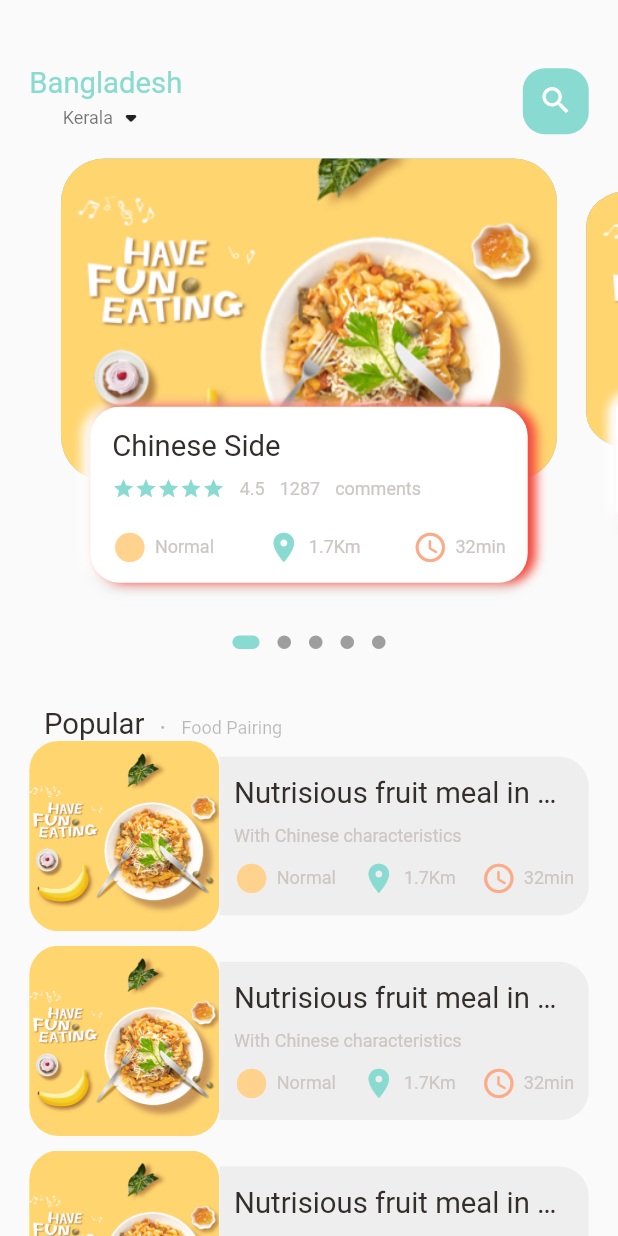
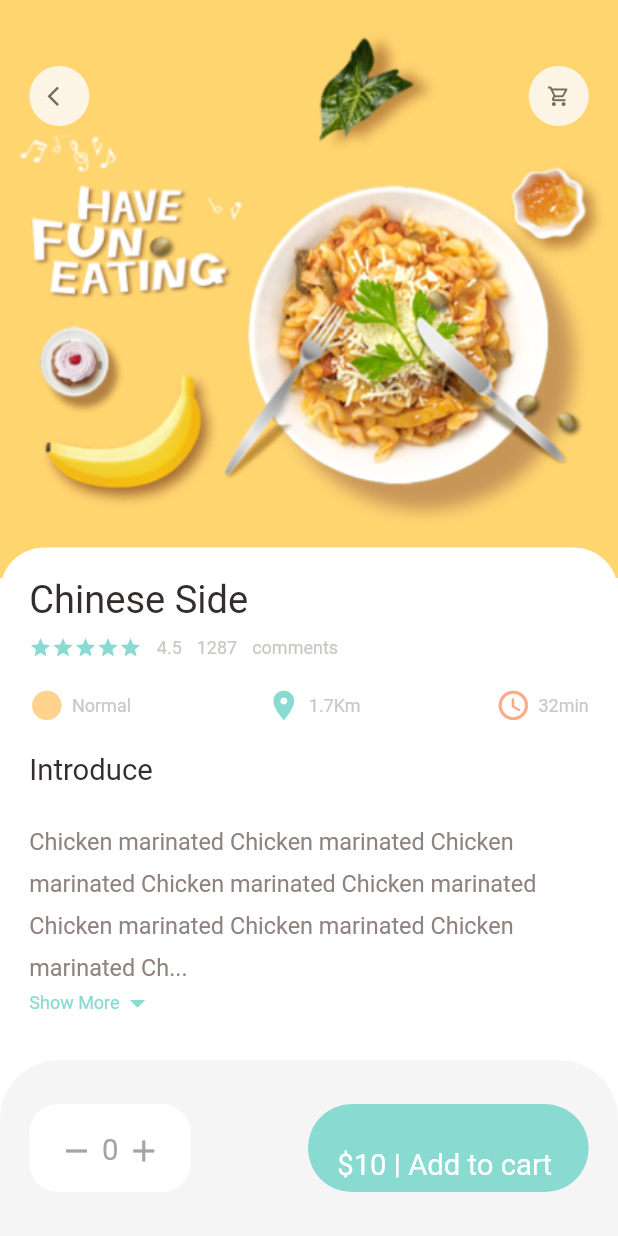
Before and after one commit to harshansaligramath/Flutter_Food_Delivery_App, a Flutter app: the screen it shows after launch, on a phone screen of 412 x 824 dp. Run offline on Flutter 3.47's test engine with Material 2 defaults, Android fonts, the phone set to English and light mode, and no system bars; drawn by our look-alikes of dots_indicator; our stand-ins replace get.

Commit message:
popular food items page done

```diff
--- a/lib/main.dart
+++ b/lib/main.dart
@@ -1,4 +1,5 @@
 import 'package:flutter/material.dart';
+import 'package:food_delivery_android_app/pages/food/popular_food_detail.dart';
 import 'package:food_delivery_android_app/pages/home/main_food_page.dart';
 import 'package:get/get.dart';
 
@@ -18,7 +19,8 @@ class MyApp extends StatelessWidget {
       theme: ThemeData(
         primarySwatch: Colors.blue,
       ),
-      home: const MainFoodPage(),
+      // home: const MainFoodPage(),
+      home: const PopularFoodDetail(),
     );
   }
 }
--- a/lib/pages/food/popular_food_detail.dart
+++ b/lib/pages/food/popular_food_detail.dart
@@ -0,0 +1,149 @@
+import 'package:flutter/material.dart';
+import 'package:food_delivery_android_app/utils/colors.dart';
+import 'package:food_delivery_android_app/utils/dimensions.dart';
+import 'package:food_delivery_android_app/widgets/app_column.dart';
+import 'package:food_delivery_android_app/widgets/app_icon.dart';
+import 'package:food_delivery_android_app/widgets/big_text.dart';
+import 'package:food_delivery_android_app/widgets/expandable_text_widget.dart';
+import 'package:food_delivery_android_app/widgets/icon_and_text_widget.dart';
+import 'package:food_delivery_android_app/widgets/small_text.dart';
+
+class PopularFoodDetail extends StatelessWidget {
+  const PopularFoodDetail({Key? key}) : super(key: key);
+
+  @override
+  Widget build(BuildContext context) {
+    return Scaffold(
+      backgroundColor: Colors.white,
+      body: Stack(
+        children: [
+          //background image
+          Positioned(
+            left: 0,
+            right: 0,
+            child: Container(
+              width: double.maxFinite,
+              height: Dimensions.popularFoodImgSize,
+              decoration: BoxDecoration(
+                  image: DecorationImage(
+                      fit: BoxFit.cover,
+                      image: AssetImage("assets/image/food0.png"))),
+            ),
+          ),
+         //two icons
+          Positioned(
+            top: Dimensions.height45,
+            left: Dimensions.width20,
+            right: Dimensions.width20,
+            child: Row(
+              mainAxisAlignment: MainAxisAlignment.spaceBetween,
+              children: [
+                AppIcon(icon: Icons.arrow_back_ios),
+                AppIcon(icon: Icons.shopping_cart_outlined)
+              ],
+            ),
+          ),
+         //introduction section
+          Positioned(
+            left: 0,
+            right: 0,
+            bottom: 0,
+            top: Dimensions.popularFoodImgSize - 20,
+            child: Container(
+                padding: EdgeInsets.only(
+                    left: Dimensions.width20,
+                    right: Dimensions.width20,
+                    top: Dimensions.height20),
+                decoration: BoxDecoration(
+                    borderRadius: BorderRadius.only(
+                        topLeft: Radius.circular(Dimensions.radius30),
+                        topRight: Radius.circular(Dimensions.radius30)),
+                    color: Colors.white),
+                child: Column(
+                  crossAxisAlignment: CrossAxisAlignment.start,
+                  children: [
+                    AppColumn(text: "Chinese Side"),
+                    SizedBox(
+                      height: Dimensions.height20,
+                    ),
+                    BigText(text: "Introduce"),
+                    SizedBox(
+                      height: Dimensions.height20,
+                    ),
+                    Expanded(child: SingleChildScrollView(child: ExpandableTextWidget(text: "Chicken marinated Chicken marinated Chicken marinated Chicken marinated Chicken marinated Chicken marinated Chicken marinated Chicken marinated Chicken marinated Chicken marinated Chicken marinated Chicken marinated Chicken marinated Chicken marinated Chicken marinated Chicken marinatedChicken marinated Chicken marinated Chicken marinated Chicken marinated Chicken marinated Chicken marinated Chicken marinated Chicken marinated,another somethinghgea aghoai nragqaghH HTG GNURaqhHUGABGUGALHGREWUGSHishionriehoinherhdno;oseghe;ohgngeheo;highiog;jerneghikguiwgbvweug")))
+                  ],
+                ),
+                ),
+          ),
+
+
+        ],
+      ),
+      bottomNavigationBar: Container(
+        height: Dimensions. bottomHeightBar,
+        padding: EdgeInsets.only(
+            top: Dimensions.height30,
+            bottom: Dimensions.height30,
+            left: Dimensions.width20,
+            right: Dimensions.width20),
+        decoration: BoxDecoration(
+            color: Colors.grey[100],
+            borderRadius: BorderRadius.only(
+                topLeft: Radius.circular(Dimensions.radius20 * 2),
+                topRight: Radius.circular(Dimensions.radius20 * 2))),
+        child: Row(
+          mainAxisAlignment: MainAxisAlignment.spaceBetween,
+          children: [
+            Container(
+              padding: EdgeInsets.only(
+                  top: Dimensions.height20,
+                  bottom: Dimensions.height20,
+                  left: Dimensions.width20,
+                  right: Dimensions.width20),
+              decoration: BoxDecoration(
+                  borderRadius: BorderRadius.circular(Dimensions.radius20),
+                  color: Colors.white),
+              child: Row(
+                children: [
+                  Icon(
+                    Icons.remove,
+                    color: AppColors.signColor,
+                  ),
+                  SizedBox(
+                    width: Dimensions.width10 / 2,
+                  ),
+                  BigText(
+                    text: "0",
+                    color: AppColors.signColor,
+                  ),
+                  SizedBox(
+                    width: Dimensions.width10 / 2,
+                  ),
+                  Icon(
+                    Icons.add,
+                    color: AppColors.signColor,
+                  )
+                ],
+              ),
+            ),
+            Container(
+              padding: EdgeInsets.only(
+                  top: Dimensions.height30,
+                  bottom: Dimensions.height10,
+                  left: Dimensions.width20,
+                  right: Dimensions.width20),
+              child: BigText(
+                text: "\$10 | Add to cart ",
+                color: Colors.white,
+              ),
+              decoration: BoxDecoration(
+                borderRadius: BorderRadius.circular(Dimensions.radius30),
+                color: AppColors.mainColor,
+              ),
+            ),
+          ],
+        ),
+      ),
+    );
+  }
+}
--- a/lib/pages/home/food_page_body.dart
+++ b/lib/pages/home/food_page_body.dart
@@ -2,6 +2,7 @@ import 'package:dots_indicator/dots_indicator.dart';
 import 'package:flutter/material.dart';
 import 'package:food_delivery_android_app/utils/colors.dart';
 import 'package:food_delivery_android_app/utils/dimensions.dart';
+import 'package:food_delivery_android_app/widgets/app_column.dart';
 import 'package:food_delivery_android_app/widgets/big_text.dart';
 import 'package:food_delivery_android_app/widgets/icon_and_text_widget.dart';
 import 'package:food_delivery_android_app/widgets/small_text.dart';
@@ -117,7 +118,7 @@ class _FoodPageBodyState extends State<FoodPageBody> {
                           color: Colors.white38,
                           image: DecorationImage(
                             fit: BoxFit.cover,
-                            image: AssetImage("assets/image/food0.png"),
+                            image: AssetImage("assets/image/food1.png"),
                           )),
                     ),
                     Expanded(
@@ -245,61 +246,7 @@ class _FoodPageBodyState extends State<FoodPageBody> {
                     top: Dimensions.height15,
                     left: Dimensions.height15,
                     right: Dimensions.height15),
-                child: Column(
-                  crossAxisAlignment: CrossAxisAlignment.start,
-                  children: [
-                    BigText(text: "Chinese Side"),
-                    SizedBox(
-                      height: Dimensions.height10,
-                    ),
-                    Row(
-                      children: [
-                        Wrap(
-                          children: List.generate(
-                              5,
-                              (index) => Icon(
-                                    Icons.star,
-                                    color: AppColors.mainColor,
-                                    size: 15,
-                                  )),
-                        ),
-                        SizedBox(
-                          width: 10,
-                        ),
-                        SmallText(text: "4.5"),
-                        SizedBox(
-                          width: 10,
-                        ),
-                        SmallText(text: "1287"),
-                        SizedBox(
-                          width: 10,
-                        ),
-                        SmallText(text: "comments")
-                      ],
-                    ),
-                    SizedBox(
-                      height: Dimensions.height20,
-                    ),
-                    Row(
-                      mainAxisAlignment: MainAxisAlignment.spaceBetween,
-                      children: [
-                        IconAndTextWidget(
-                          icon: Icons.circle_sharp,
-                          text: "Normal",
-                          iconcolor: AppColors.iconColor1,
-                        ),
-                        IconAndTextWidget(
-                            icon: Icons.location_on,
-                            text: "1.7Km",
-                            iconcolor: AppColors.mainColor),
-                        IconAndTextWidget(
-                            icon: Icons.access_time_rounded,
-                            text: "32min",
-                            iconcolor: AppColors.iconColor2)
-                      ],
-                    )
-                  ],
-                ),
+                child: AppColumn(text: "Chinese Side")
               ),
             ),
           )
--- a/lib/utils/dimensions.dart
+++ b/lib/utils/dimensions.dart
@@ -20,13 +20,26 @@ class Dimensions {
   static double width30 = screenHeight / 28.13;
 
   static double font20 = screenHeight / 42.2;
+  static double font26 = screenHeight / 32.46;
+  static double font16 = screenHeight / 52.72;
+
+
+
   static double radius15 = screenHeight / 56.26;
   static double radius20 = screenHeight / 42.2;
   static double radius30 = screenHeight / 28.13;
 
   //icon size
   static double iconSize24=screenHeight/35.17;
+  static double iconSize16=screenHeight/52.75;
+
   //list view size
   static double listViewImgSize=screenWidth/3.25;
   static double listViewTextContSize=screenWidth/3.9;
+
+  //popular food
+  static double popularFoodImgSize=screenHeight/2.14;
+
+  //bottom height
+  static double bottomHeightBar=screenHeight/7.03;
 }
--- /dev/null
+++ b/lib/widgets/app_column.dart
@@ -0,0 +1,69 @@
+import 'package:flutter/material.dart';
+import 'package:food_delivery_android_app/utils/colors.dart';
+import 'package:food_delivery_android_app/utils/dimensions.dart';
+import 'package:food_delivery_android_app/widgets/big_text.dart';
+import 'package:food_delivery_android_app/widgets/icon_and_text_widget.dart';
+import 'package:food_delivery_android_app/widgets/small_text.dart';
+
+class AppColumn extends StatelessWidget {
+  const AppColumn({ Key? key,required this.text }) : super(key: key);
+final String text;
+  @override
+  Widget build(BuildContext context) {
+    return  Column(
+                crossAxisAlignment: CrossAxisAlignment.start,
+                children: [
+                  BigText(text: text,size: Dimensions.font26,),
+                  SizedBox(
+                    height: Dimensions.height10,
+                  ),
+                  Row(
+                    children: [
+                      Wrap(
+                        children: List.generate(
+                            5,
+                            (index) => Icon(
+                                  Icons.star,
+                                  color: AppColors.mainColor,
+                                  size: 15,
+                                )),
+                      ),
+                      SizedBox(
+                        width: 10,
+                      ),
+                      SmallText(text: "4.5"),
+                      SizedBox(
+                        width: 10,
+                      ),
+                      SmallText(text: "1287"),
+                      SizedBox(
+                        width: 10,
+                      ),
+                      SmallText(text: "comments")
+                    ],
+                  ),
+                  SizedBox(
+                    height: Dimensions.height20,
+                  ),
+                  Row(
+                    mainAxisAlignment: MainAxisAlignment.spaceBetween,
+                    children: [
+                      IconAndTextWidget(
+                        icon: Icons.circle_sharp,
+                        text: "Normal",
+                        iconcolor: AppColors.iconColor1,
+                      ),
+                      IconAndTextWidget(
+                          icon: Icons.location_on,
+                          text: "1.7Km",
+                          iconcolor: AppColors.mainColor),
+                      IconAndTextWidget(
+                          icon: Icons.access_time_rounded,
+                          text: "32min",
+                          iconcolor: AppColors.iconColor2)
+                    ],
+                  )
+                ],
+              );
+  }
+}
--- /dev/null
+++ b/lib/widgets/app_icon.dart
@@ -0,0 +1,32 @@
+import 'package:flutter/material.dart';
+import 'package:food_delivery_android_app/utils/dimensions.dart';
+
+class AppIcon extends StatelessWidget {
+  AppIcon(
+      {Key? key,
+      required this.icon,
+      this.backgroundColor=const Color(0xFFfcf4e4),
+      this.iconColor=const Color(0xFF756d54),
+      this.size=40})
+      : super(key: key);
+  final IconData icon;
+  final Color backgroundColor;
+  final Color iconColor;
+  final double size;
+
+  @override
+  Widget build(BuildContext context) {
+    return Container(
+      width: size,
+      height: size,
+      decoration: BoxDecoration(
+        borderRadius: BorderRadius.circular(size/2),
+        color: backgroundColor,
+      ),
+      child: Icon(
+        icon,
+        color: iconColor,
+        size: Dimensions.iconSize16,),
+    );
+  }
+}
--- /dev/null
+++ b/lib/widgets/expandable_text_widget.dart
@@ -0,0 +1,57 @@
+import 'package:flutter/material.dart';
+import 'package:food_delivery_android_app/utils/colors.dart';
+import 'package:food_delivery_android_app/utils/dimensions.dart';
+import 'package:food_delivery_android_app/widgets/small_text.dart';
+
+class ExpandableTextWidget extends StatefulWidget {
+  const ExpandableTextWidget({Key? key, required this.text}) : super(key: key);
+  final String text;
+  @override
+  _ExpandableTextWidgetState createState() => _ExpandableTextWidgetState();
+}
+
+class _ExpandableTextWidgetState extends State<ExpandableTextWidget> {
+  late String firstHalf;
+  late String secondHalf;
+
+  bool hiddenText=true;
+  double textHeight=Dimensions.screenHeight/5.63;
+  @override
+  void initState() {
+    // TODO: implement initState
+    super.initState();
+    if (widget.text.length>textHeight) {
+      firstHalf=widget.text.substring(0,textHeight.toInt());
+      secondHalf=widget.text.substring(textHeight.toInt()+1,widget.text.length);
+
+    }
+    else
+    {
+      firstHalf=widget.text;
+      secondHalf="";
+    }
+  }
+  @override
+  Widget build(BuildContext context) {
+    return Container(
+      child: secondHalf.isEmpty?SmallText(text: firstHalf):Column(
+        children: [
+          SmallText(height: 1.8,color: AppColors.paraColor,size: Dimensions.font16,text: hiddenText?(firstHalf+"..."):(firstHalf+secondHalf)),
+          InkWell(
+            onTap: (){
+                setState(() {
+                  hiddenText=!hiddenText;
+                });
+            },
+            child: Row(
+              children: [
+                SmallText(text: "Show More",color: AppColors.mainColor,),
+                Icon(hiddenText?Icons.arrow_drop_down:Icons.arrow_drop_up,color: AppColors.mainColor,)
+              ],
+            ),
+          )
+        ],
+      ),
+    );
+  }
+}
```
